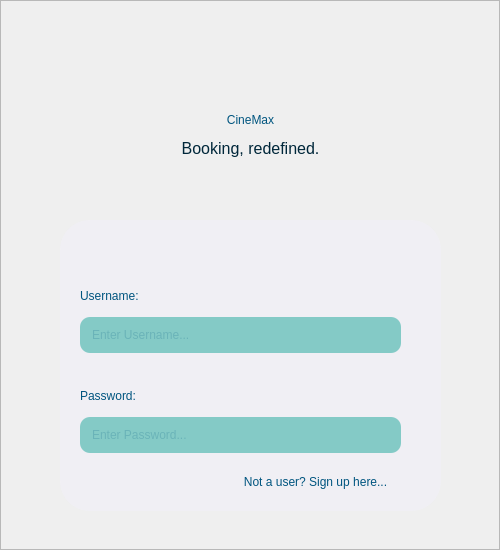
Qt form homepage.ui (ashmitiscool/Theatre-Management) before a commit.
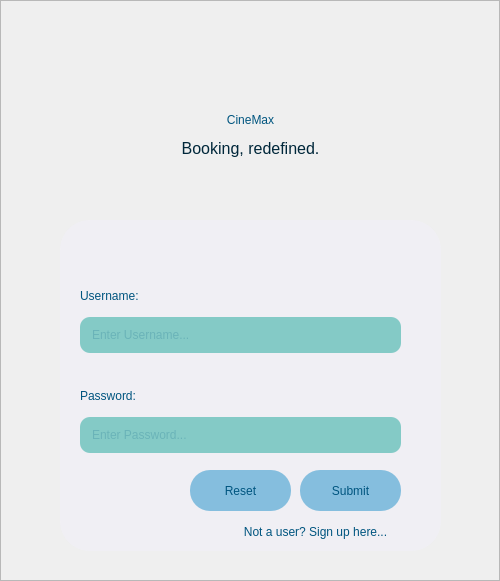
The same form after that commit.

What changed in the file:
```diff
--- a/homepage.ui
+++ b/homepage.ui
@@ -7,7 +7,7 @@
     <x>0</x>
     <y>0</y>
     <width>500</width>
-    <height>550</height>
+    <height>581</height>
    </rect>
   </property>
   <property name="windowTitle">
@@ -19,7 +19,7 @@
      <x>0</x>
      <y>0</y>
      <width>500</width>
-     <height>550</height>
+     <height>581</height>
     </rect>
    </property>
    <property name="styleSheet">
@@ -64,7 +64,7 @@
       <x>60</x>
       <y>220</y>
       <width>381</width>
-      <height>291</height>
+      <height>331</height>
      </rect>
     </property>
     <property name="styleSheet">
@@ -190,11 +190,11 @@
       </item>
      </layout>
     </widget>
-    <widget class="QPushButton" name="pushButton">
+    <widget class="QPushButton" name="signup">
      <property name="geometry">
       <rect>
        <x>170</x>
-       <y>250</y>
+       <y>300</y>
        <width>171</width>
        <height>23</height>
       </rect>
@@ -215,6 +215,66 @@
       <string>Not a user? Sign up here...</string>
      </property>
     </widget>
+    <widget class="QPushButton" name="pushButton">
+     <property name="geometry">
+      <rect>
+       <x>240</x>
+       <y>250</y>
+       <width>101</width>
+       <height>41</height>
+      </rect>
+     </property>
+     <property name="styleSheet">
+      <string notr="true">QPushButton{
+	border:none;
+	border-radius:20px;
+	font: 10pt &quot;Nasalization Rg&quot;;
+	color: rgba(0, 85, 127, 255);
+	background-color: rgba(111, 180, 217, 210);
+}
+
+QPushButton:focus{
+	background-color: rgba(111, 180, 217, 150);
+}
+
+QPushButton:hover{
+	background-color: rgba(111, 180, 217, 250);
+}</string>
+     </property>
+     <property name="text">
+      <string>Submit</string>
+     </property>
+    </widget>
+    <widget class="QPushButton" name="pushButton_2">
+     <property name="geometry">
+      <rect>
+       <x>130</x>
+       <y>250</y>
+       <width>101</width>
+       <height>41</height>
+      </rect>
+     </property>
+     <property name="styleSheet">
+      <string notr="true">QPushButton{
+	border:none;
+	border-radius:20px;
+	font: 10pt &quot;Nasalization Rg&quot;;
+	color: rgba(0, 85, 127, 255);
+	background-color: rgba(111, 180, 217, 210);
+}
+
+QPushButton:focus{
+	background-color: rgba(111, 180, 217, 150);
+}
+
+QPushButton:hover{
+	background-color: rgba(111, 180, 217, 250);
+}</string>
+     </property>
+     <property name="text">
+      <string>Reset</string>
+     </property>
+    </widget>
    </widget>
    <zorder>frame_2</zorder>
    <zorder>label</zorder>
```
Left out of the diff: 64 changed lines with no effect on the pictures.
